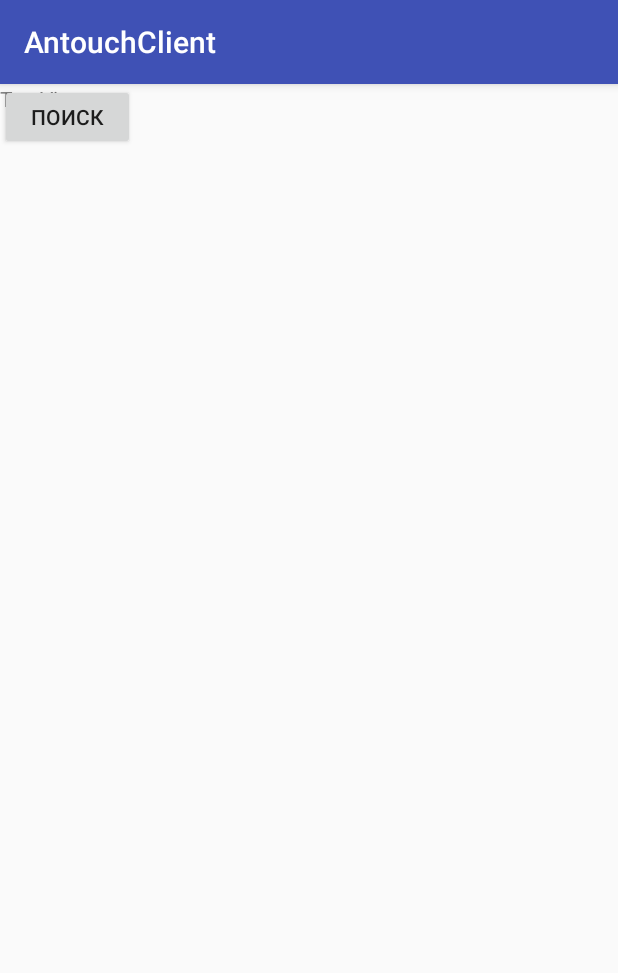
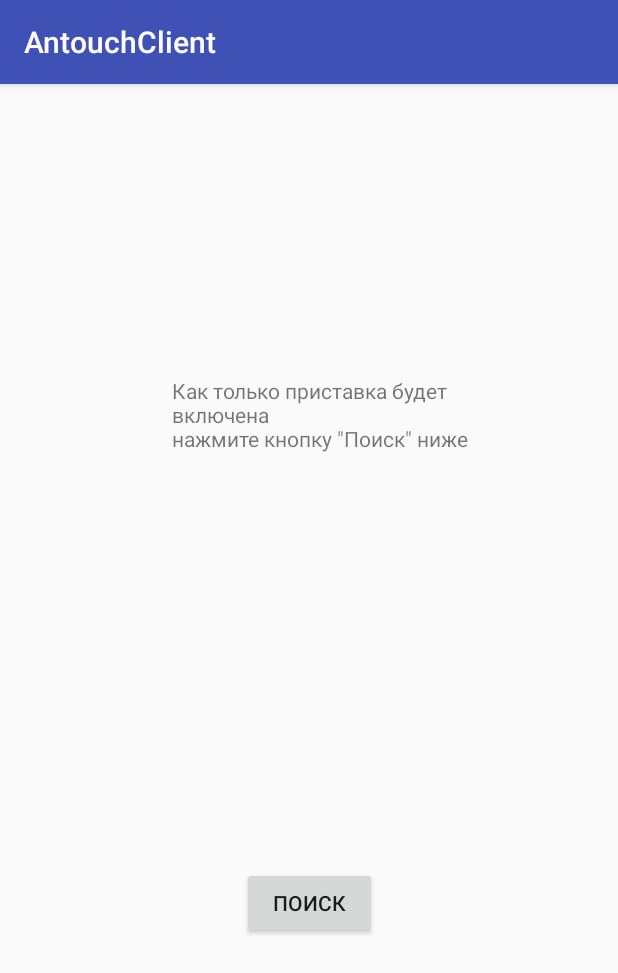
Before and after one commit to IsThisLoss/AntouchClient, an Android app: the screen it shows after launch (LauncherActivity), on a phone screen of 412 x 824 dp. Shown: the top 973 px of the screen. Run offline under Robolectric (Android 15) with nearby library versions, the phone set to English and light mode, and no system bars.

Commit message:
In progress

```diff
--- a/app/build.gradle
+++ b/app/build.gradle
@@ -6,7 +6,7 @@ android {
     defaultConfig {
         applicationId "com.isthisloss.antouchclient"
         minSdkVersion 21
-        targetSdkVersion 25
+        targetSdkVersion 21
         versionCode 1
         versionName "1.0"
         testInstrumentationRunner "android.support.test.runner.AndroidJUnitRunner"
--- a/app/src/main/AndroidManifest.xml
+++ b/app/src/main/AndroidManifest.xml
@@ -22,8 +22,7 @@
         <activity
             android:name=".MainActivity"
             android:label="@string/title_activity_main"
-            android:theme="@style/AppTheme.NoActionBar">
-        </activity>
+            android:theme="@style/AppTheme.NoActionBar"></activity>
     </application>
 
 </manifest>
--- a/app/src/main/java/com/isthisloss/antouchclient/TouchListener.java
+++ b/app/src/main/java/com/isthisloss/antouchclient/TouchListener.java
@@ -14,9 +14,9 @@ class TouchListener implements View.OnTouchListener {
     private int last_y;
     private boolean isClick;
 
-    private Networking2 networking;
+    private Networking networking;
 
-    public TouchListener(Networking2 networking) {
+    public TouchListener(Networking networking) {
         this.networking = networking;
     }
 
--- a/app/src/main/res/layout/activity_launcher.xml
+++ b/app/src/main/res/layout/activity_launcher.xml
@@ -4,31 +4,60 @@
     xmlns:tools="http://schemas.android.com/tools"
     android:layout_width="match_parent"
     android:layout_height="match_parent"
-    tools:context="com.isthisloss.antouchclient.LauncherActivity">
+    tools:context="com.isthisloss.antouchclient.LauncherActivity"
+    tools:layout_editor_absoluteY="81dp"
+    tools:layout_editor_absoluteX="0dp">
 
     <ProgressBar
         android:id="@+id/progressBar"
         style="@style/Widget.AppCompat.ProgressBar"
-        android:layout_width="wrap_content"
+        android:layout_width="48dp"
         android:layout_height="wrap_content"
+        android:layout_alignParentTop="true"
+        android:layout_centerHorizontal="true"
         android:visibility="invisible"
-        tools:layout_editor_absoluteX="168dp"
-        tools:layout_editor_absoluteY="88dp" />
+        tools:layout_constraintTop_creator="1"
+        tools:layout_constraintRight_creator="1"
+        app:layout_constraintRight_toRightOf="parent"
+        android:layout_marginTop="99dp"
+        tools:layout_constraintLeft_creator="1"
+        app:layout_constraintLeft_toLeftOf="parent"
+        app:layout_constraintTop_toTopOf="parent"
+        app:layout_constraintHorizontal_bias="0.498" />
 
     <Button
         android:id="@+id/searchBtn"
         android:layout_width="90dp"
-        android:layout_height="44dp"
+        android:layout_height="48dp"
         android:text="@string/SearchBtn"
-        tools:layout_editor_absoluteX="147dp"
-        tools:layout_editor_absoluteY="272dp" />
+        android:layout_alignParentBottom="true"
+        android:layout_centerHorizontal="true"
+        tools:layout_constraintRight_creator="1"
+        tools:layout_constraintBottom_creator="1"
+        app:layout_constraintBottom_toBottomOf="parent"
+        app:layout_constraintRight_toRightOf="parent"
+        tools:layout_constraintLeft_creator="1"
+        android:layout_marginBottom="198dp"
+        app:layout_constraintLeft_toLeftOf="parent" />
 
     <TextView
         android:id="@+id/textMsg"
-        android:layout_width="212dp"
-        android:layout_height="112dp"
-        android:text="TextView"
-        tools:layout_editor_absoluteX="86dp"
-        tools:layout_editor_absoluteY="149dp"
+        android:layout_width="200dp"
+        android:layout_height="99dp"
+        android:layout_below="@+id/progressBar"
+        android:layout_marginBottom="94dp"
+        android:layout_marginTop="95dp"
+        android:text="@string/SearchInstr"
+        app:layout_constraintBottom_toTopOf="@+id/searchBtn"
+        app:layout_constraintHorizontal_bias="0.54"
+        app:layout_constraintLeft_toLeftOf="parent"
+        app:layout_constraintRight_toRightOf="parent"
+        app:layout_constraintTop_toTopOf="@+id/progressBar"
+        app:layout_constraintVertical_bias="0.0"
+        tools:layout_constraintBottom_creator="1"
+        tools:layout_constraintLeft_creator="1"
+        tools:layout_constraintRight_creator="1"
+        tools:layout_constraintTop_creator="1"
         tools:text="@string/SearchInstr" />
+
 </android.support.constraint.ConstraintLayout>
--- a/app/src/main/res/layout/fragment_main.xml
+++ b/app/src/main/res/layout/fragment_others.xml
@@ -6,7 +6,7 @@
     android:paddingLeft="@dimen/activity_horizontal_margin"
     android:paddingRight="@dimen/activity_horizontal_margin"
     android:paddingTop="@dimen/activity_vertical_margin"
-    tools:context="com.isthisloss.antouchclient.MainActivity$PlaceholderFragment">
+    tools:context="com.isthisloss.antouchclient.MainActivity$TabFragmentFactory">
 
     <TextView
         android:id="@+id/section_label"
--- a/app/src/main/res/values/strings.xml
+++ b/app/src/main/res/values/strings.xml
@@ -1,7 +1,7 @@
 <resources>
     <string name="app_name">AntouchClient</string>
     <string name="SearchBtn">Поиск</string>
-    <string name="SearchInstr">Как только приставка будет включена нажмите кнопку \"Поиск\" ниже</string>
+    <string name="SearchInstr">Как только приставка будет включена\nнажмите кнопку \"Поиск\" ниже</string>
     <string name="WaitStr">Пожалуйста подождите</string>
     <string name="NetError">Ошибка подключения!\nПроверьте подключение приставки к (не вышкинскому)интернету</string>
     <string name="title_activity_main">MainActivity</string>
```
Also changed, not shown: app/src/main/java/com/isthisloss/antouchclient/BroadcastSender.java (+6 -5 lines), app/src/main/java/com/isthisloss/antouchclient/LauncherActivity.java (+11 -7 lines), app/src/main/java/com/isthisloss/antouchclient/Main2Activity.java (deleted, +0 -35 lines), app/src/main/java/com/isthisloss/antouchclient/MainActivity.java (+28 -24 lines), app/src/main/java/com/isthisloss/antouchclient/Networking.java (+8 -7 lines), app/src/main/res/layout/activity_main.xml (+0 -8 lines), app/src/main/res/layout/fragment_touch_tab.xml (renamed from app/src/main/res/layout/activity_main_back.xml, +0 -8 lines).
